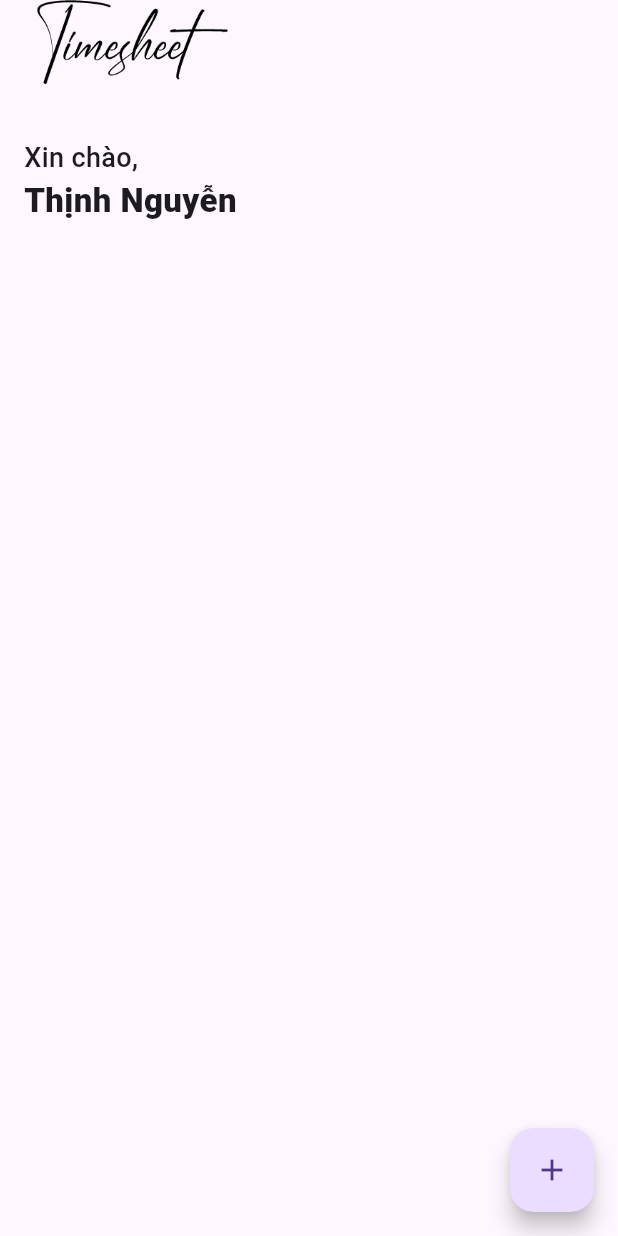
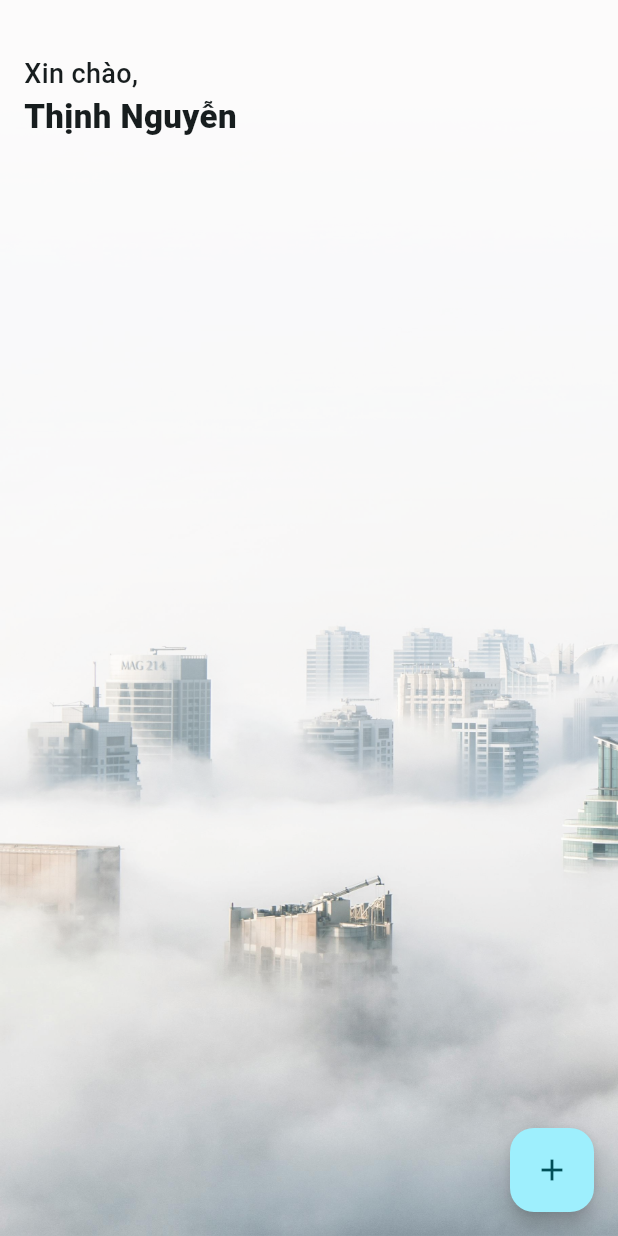
Before and after one commit to nguyen-thinh109/timesheet-mobile, a Flutter app: the screen it shows after launch, on a phone screen of 412 x 824 dp. Run offline on Flutter 3.47's test engine with Material 3 defaults, Android fonts, the phone set to English and light mode, and no system bars.

Commit message:
create ui

```diff
--- a/lib/main.dart
+++ b/lib/main.dart
@@ -15,7 +15,7 @@ class MyApp extends StatelessWidget {
     return MaterialApp(
       title: 'Timesheet management',
       theme: ThemeData(
-        // colorScheme: ColorScheme.fromSeed(seedColor: Colors.deepPurple),
+        colorScheme: ColorScheme.fromSeed(seedColor: Colors.white),
         useMaterial3: true,
       ),
       home: const HomePage(title: 'Timesheet Management'),
--- a/lib/pages/home.dart
+++ b/lib/pages/home.dart
@@ -11,18 +11,28 @@ class HomePage extends StatefulWidget {
 
 class _HomePageState extends State<HomePage> {
   void _incrementCounter() {
-    setState(() {
-      });
+    setState(() {});
   }
 
   @override
   Widget build(BuildContext context) {
     return Scaffold(
-      appBar: AppBar(
-        backgroundColor: Colors.transparent,
-        title: Image.asset('assets/images/timesheet.png', height: 70),
+      // appBar: AppBar(
+      //   backgroundColor: Colors.transparent,
+      //   title: Image.asset('assets/images/timesheet.png', height: 70),
+      // ),
+      body: Stack(children: [
+        Center(
+          child: Image.asset('assets/images/timesheet.png', height: 70),
         ),
-      body: SafeArea(
+        Image.asset(
+          'assets/images/city1.png',
+          fit: BoxFit.cover,
+          height: double.infinity,
+          width: double.infinity,
+          alignment: Alignment.center,
+        ),
+        SafeArea(
           child: Padding(
             padding: const EdgeInsets.symmetric(vertical: 36, horizontal: 16),
             child: Container(
@@ -30,13 +40,18 @@ class _HomePageState extends State<HomePage> {
               child: Column(
                 crossAxisAlignment: CrossAxisAlignment.start,
                 children: <Widget>[
-                Text('Xin chào,', style: TextStyle(fontSize: 18, fontWeight: FontWeight.w500)),
-                Text('Thịnh Nguyễn', style: TextStyle(fontSize: 22, fontWeight: FontWeight.w900)),
+                  Text('Xin chào,',
+                      style:
+                          TextStyle(fontSize: 18, fontWeight: FontWeight.w500)),
+                  Text('Thịnh Nguyễn',
+                      style:
+                          TextStyle(fontSize: 22, fontWeight: FontWeight.w900)),
                 ],
               ),
             ),
           ),
         ),
+      ]),
       floatingActionButton: FloatingActionButton(
         onPressed: _incrementCounter,
         tooltip: 'Increment',
```
Also changed, not shown: assets/images/city1.png (added), assets/images/timesheet1.png (added). Lines whose indentation alone changed are shown as unchanged.
